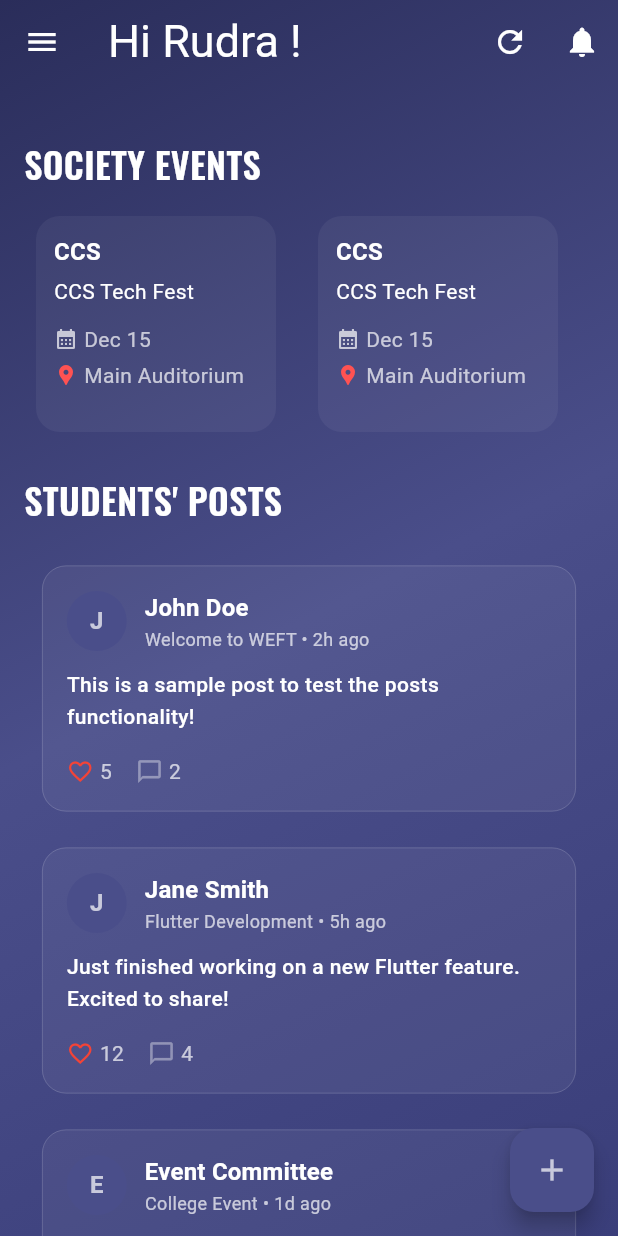
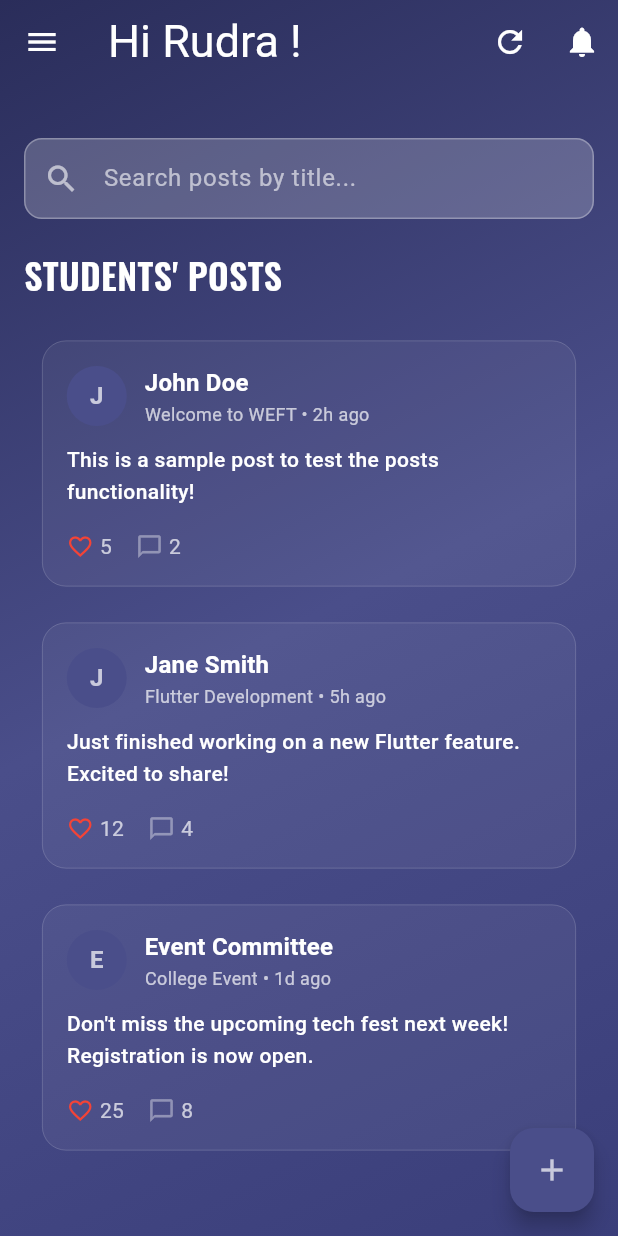
Before and after one commit to WEFT-TIET/FRONTEND, a Flutter app: the HomePage screen opened directly, on a phone screen of 412 x 824 dp. Run offline on Flutter 3.47's test engine with Material 3 defaults, Android fonts, the phone set to English and light mode, and no system bars; our stand-ins replace cloud_firestore, firebase_core, firebase_storage, flutter_card_swiper, flutter_riverpod, flutter_svg and 4 more; missing offline and left inert: jwt_decode; accounts and stored records are empty; network calls fail; Roboto replaces fonts that are missing (Indie Flower).

Commit message:
Search Bar added in Home

```diff
--- a/frontend_weft/lib/features/home/view/pages/home.dart
+++ b/frontend_weft/lib/features/home/view/pages/home.dart
@@ -7,11 +7,25 @@ import 'package:frontend_weft/features/post/view/widgets/post_card.dart';
 import 'package:frontend_weft/features/post/viewmodel/post_viewmodel.dart';
 import 'package:google_fonts/google_fonts.dart';
 
-class HomePage extends ConsumerWidget {
+class HomePage extends ConsumerStatefulWidget {
   const HomePage({super.key});
 
   @override
-  Widget build(BuildContext context, WidgetRef ref) {
+  ConsumerState<HomePage> createState() => _HomePageState();
+}
+
+class _HomePageState extends ConsumerState<HomePage> {
+  final TextEditingController _searchController = TextEditingController();
+  String _searchQuery = '';
+
+  @override
+  void dispose() {
+    _searchController.dispose();
+    super.dispose();
+  }
+
+  @override
+  Widget build(BuildContext context) {
     return Container(
       decoration: BoxDecoration(
         gradient: LinearGradient(
@@ -48,10 +62,9 @@ class HomePage extends ConsumerWidget {
             IconButton(icon: const Icon(Icons.notifications), onPressed: () {}),
           ],
         ),
-        drawer: DrawerWidget(),
+        drawer: const DrawerWidget(),
         floatingActionButton: FloatingActionButton(
           onPressed: () async {
-            // Simple dialog to create a post for testing
             _showCreatePostDialog(context, ref);
           },
           backgroundColor: AppPallete.gradient2,
@@ -64,30 +77,52 @@ class HomePage extends ConsumerWidget {
               crossAxisAlignment: CrossAxisAlignment.start,
               children: [
                 const SizedBox(height: 20),
-                Text(
-                  'SOCIETY EVENTS',
-                  style: GoogleFonts.getFont(
-                    'Oswald',
-                    fontSize: 24,
-                    fontWeight: FontWeight.w600,
-                    color: AppPallete.textPrimaryDark,
+                // Search Bar
+                Container(
+                  decoration: BoxDecoration(
+                    color: AppPallete.whiteColor.withOpacity(0.2),
+                    borderRadius: BorderRadius.circular(12),
+                    border: Border.all(
+                      color: AppPallete.textPrimaryDark.withOpacity(0.3),
+                      width: 1,
+                    ),
                   ),
-                ),
-                const SizedBox(height: 10),
-                SizedBox(
-                  height: 160,
-                  child: ListView.separated(
-                    scrollDirection: Axis.horizontal,
-                    itemCount: 5,
-                    separatorBuilder: (context, index) =>
-                        const SizedBox(width: 12),
-                    itemBuilder: (context, index) => EventCard(
-                      title: 'CCS',
-                      subtitle: 'CCS Tech Fest',
-                      date: 'Dec 15',
-                      location: 'Main Auditorium',
-
-                      backgroundColor: AppPallete.eventCardColor,
+                  child: TextField(
+                    controller: _searchController,
+                    onChanged: (value) {
+                      setState(() {
+                        _searchQuery = value.toLowerCase();
+                      });
+                    },
+                    style: TextStyle(color: AppPallete.textPrimaryDark),
+                    decoration: InputDecoration(
+                      hintText: 'Search posts by title...',
+                      hintStyle: TextStyle(
+                        color: AppPallete.textPrimaryDark.withOpacity(0.6),
+                      ),
+                      prefixIcon: Icon(
+                        Icons.search,
+                        color: AppPallete.textPrimaryDark.withOpacity(0.6),
+                      ),
+                      suffixIcon: _searchQuery.isNotEmpty
+                          ? IconButton(
+                              icon: Icon(
+                                Icons.clear,
+                                color: AppPallete.textPrimaryDark.withOpacity(0.6),
+                              ),
+                              onPressed: () {
+                                setState(() {
+                                  _searchQuery = '';
+                                  _searchController.clear();
+                                });
+                              },
+                            )
+                          : null,
+                      border: InputBorder.none,
+                      contentPadding: const EdgeInsets.symmetric(
+                        horizontal: 16,
+                        vertical: 14,
+                      ),
                     ),
                   ),
                 ),
@@ -108,13 +143,22 @@ class HomePage extends ConsumerWidget {
 
                     return postsAsync.when(
                       data: (posts) {
-                        if (posts.isEmpty) {
+                        // Filter posts based on search query
+                        final filteredPosts = _searchQuery.isEmpty
+                            ? posts
+                            : posts.where((post) => post.title
+                                .toLowerCase()
+                                .contains(_searchQuery)).toList();
+
+                        if (filteredPosts.isEmpty) {
                           return Center(
                             child: Column(
                               children: [
                                 const SizedBox(height: 40),
                                 Icon(
-                                  Icons.post_add,
+                                  _searchQuery.isEmpty
+                                      ? Icons.post_add
+                                      : Icons.search_off,
                                   size: 64,
                                   color: AppPallete.textPrimaryDark.withOpacity(
                                     0.5,
@@ -122,7 +166,9 @@ class HomePage extends ConsumerWidget {
                                 ),
                                 const SizedBox(height: 16),
                                 Text(
-                                  'No posts yet',
+                                  _searchQuery.isEmpty
+                                      ? 'No posts yet'
+                                      : 'No matching posts found',
                                   style: TextStyle(
                                     color: AppPallete.textPrimaryDark
                                         .withOpacity(0.7),
@@ -131,7 +177,9 @@ class HomePage extends ConsumerWidget {
                                 ),
                                 const SizedBox(height: 8),
                                 Text(
-                                  'Be the first to share something!',
+                                  _searchQuery.isEmpty
+                                      ? 'Be the first to share something!'
+                                      : 'Try a different search term',
                                   style: TextStyle(
                                     color: AppPallete.textPrimaryDark
                                         .withOpacity(0.5),
@@ -152,9 +200,9 @@ class HomePage extends ConsumerWidget {
                           child: ListView.builder(
                             shrinkWrap: true,
                             physics: const NeverScrollableScrollPhysics(),
-                            itemCount: posts.length,
+                            itemCount: filteredPosts.length,
                             itemBuilder: (context, index) {
-                              final post = posts[index];
+                              final post = filteredPosts[index];
                               return PostCard(
                                 postId: post.id,
                                 name: post.userName,
--- a/frontend_weft/lib/features/home/view/widgets/event_card.dart
+++ b/frontend_weft/lib/features/home/view/widgets/event_card.dart
@@ -1,4 +1,4 @@
-import 'package:flutter/material.dart';
+/*import 'package:flutter/material.dart';
 import 'package:frontend_weft/core/theme/app_pallete.dart';
 
 class EventCard extends StatefulWidget {
@@ -75,3 +75,4 @@ class _EventCardState extends State<EventCard> {
     );
   }
 }
+*/
```
